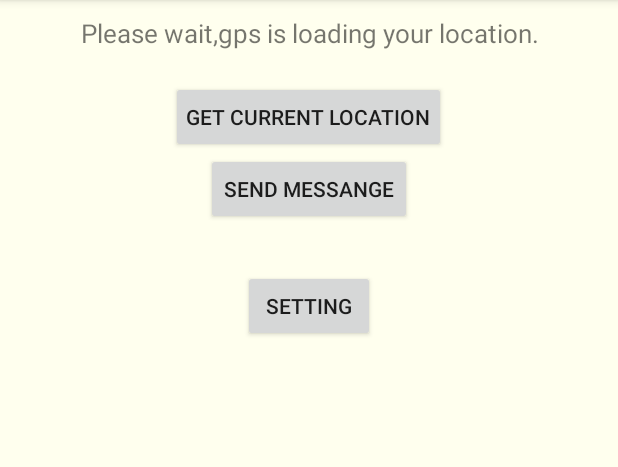
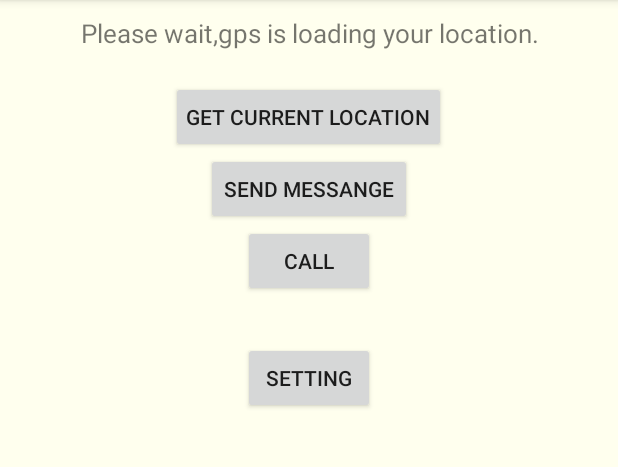
Before and after one commit to galibio1/Protibadi, an Android app: the screen it shows after launch (MainActivity), on a phone screen of 412 x 824 dp, the part 84-551 px from its top. Run offline under Robolectric (Android 15) with nearby library versions, the phone set to English and light mode, and no system bars.

Commit message:
call added

```diff
--- a/Protibadi/app/src/main/AndroidManifest.xml
+++ b/Protibadi/app/src/main/AndroidManifest.xml
@@ -2,6 +2,7 @@
 <manifest xmlns:android="http://schemas.android.com/apk/res/android"
     package="shafin.protibadi">
 
+    <uses-permission android:name="android.permission.CALL_PHONE" />
     <uses-permission android:name="android.permission.SEND_SMS" />
     <uses-permission android:name="android.permission.ACCESS_COARSE_LOCATION" />
     <uses-permission android:name="android.permission.ACCESS_FINE_LOCATION" />
--- a/Protibadi/app/src/main/java/shafin/protibadi/MainActivity.java
+++ b/Protibadi/app/src/main/java/shafin/protibadi/MainActivity.java
@@ -32,7 +32,7 @@ public class MainActivity extends SettingActivity implements LocationListener {
 
     final int SEND_SMS_PERMISSION_REQUEST_CODE = 111;
     private  Button mSendMessageBtn;
-    Button getLocationBtn,setting;
+    Button getLocationBtn,setting,call;
     TextView locationText;
     double l;
     double n;
@@ -111,8 +111,38 @@ public class MainActivity extends SettingActivity implements LocationListener {
             }
         });
 
+        call=(Button)findViewById(R.id.call);
+        call.setOnClickListener(new View.OnClickListener() {
+            @Override
+            public void onClick(View view) {
+                call();
+            }
+        });
 
 
+    }
+
+    private void call() {
+
+        Intent callIntent = new Intent(Intent.ACTION_CALL); //use ACTION_CALL class
+        callIntent.setData(Uri.parse("tel:"+getPhone()));    //this is the phone number calling
+        //check permission
+        //If the device is running Android 6.0 (API level 23) and the app's targetSdkVersion is 23 or higher,
+        //the system asks the user to grant approval.
+        if (ActivityCompat.checkSelfPermission(this, Manifest.permission.CALL_PHONE) != PackageManager.PERMISSION_GRANTED) {
+            //request permission from user if the app hasn't got the required permission
+            ActivityCompat.requestPermissions(this,
+                    new String[]{Manifest.permission.CALL_PHONE},   //request specific permission from user
+                    10);
+            return;
+        }else {     //have got permission
+            try{
+                startActivity(callIntent);  //call activity and make phone call
+            }
+            catch (android.content.ActivityNotFoundException ex){
+                Toast.makeText(getApplicationContext(),"yourActivity is not founded",Toast.LENGTH_SHORT).show();
+            }
+        }
 
     }
 
--- a/Protibadi/app/src/main/res/layout/activity_main.xml
+++ b/Protibadi/app/src/main/res/layout/activity_main.xml
@@ -41,6 +41,13 @@
 
 
     <Button
+        android:id="@+id/call"
+        android:layout_width="wrap_content"
+        android:layout_height="wrap_content"
+        android:text="Call"
+        android:layout_gravity="center_horizontal"/>
+
+    <Button
         android:id="@+id/setting"
         android:layout_width="wrap_content"
         android:layout_height="wrap_content"
```
Also changed, not shown: 1 other file.
